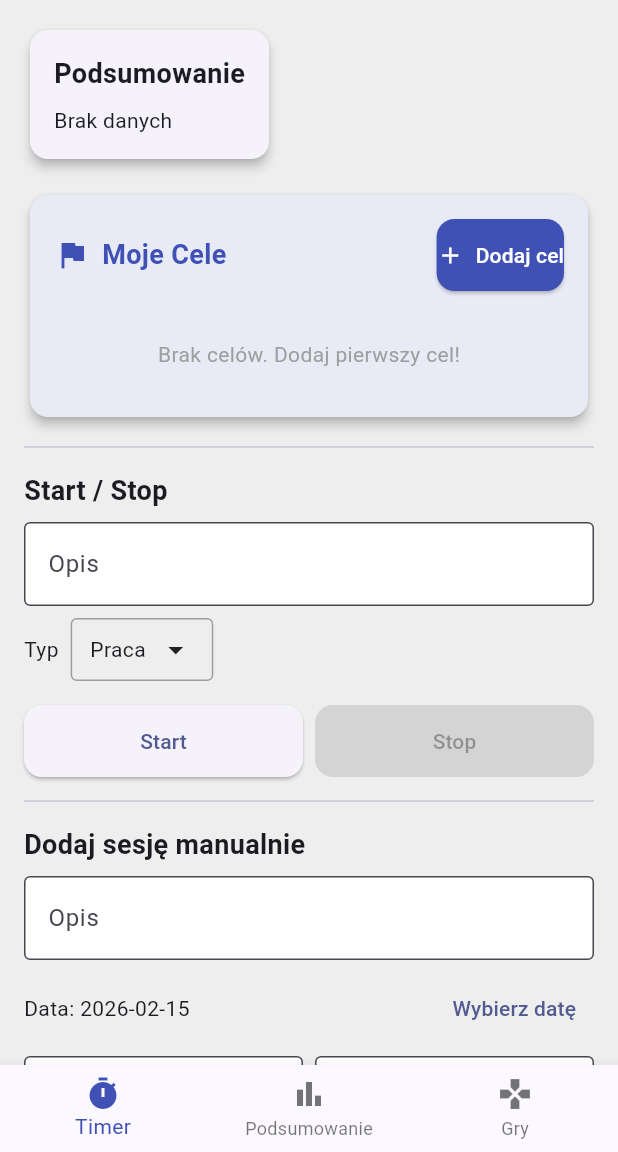
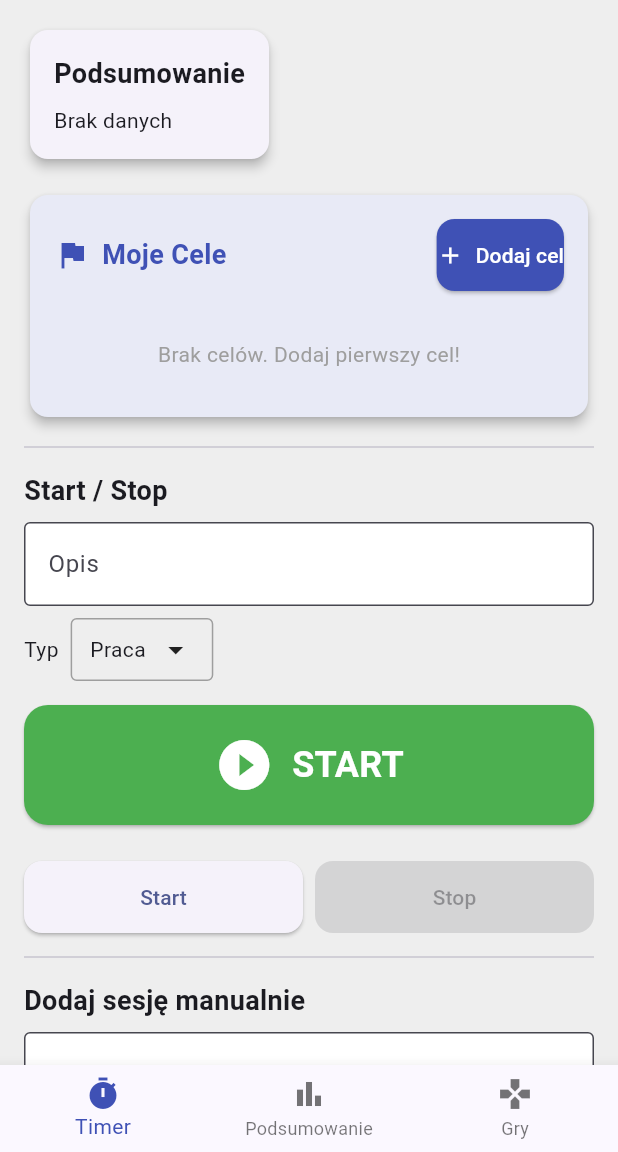
Before and after one commit to AppdeTenerifeparaTodos/work_timer_v3, a Flutter app: the screen it shows after launch, on a phone screen of 412 x 824 dp, the part 84-1236 px from its top. Run offline on Flutter 3.47's test engine with Material 3 defaults, Android fonts, the phone set to English and light mode, and no system bars; our stand-ins replace fl_chart, image_picker, share_plus, shared_preferences.

Commit message:
V4: Wielki przycisk START - pierwsze ulepszenie

```diff
--- a/lib/main.dart
+++ b/lib/main.dart
@@ -3504,8 +3504,47 @@ class _HomePageState extends State<HomePage> {
                       ),
                     ],
                   ),
-                  const SizedBox(height: 8),
+                  const SizedBox(height: 16),
+
+// 🟢 WIELKI PRZYCISK START
+                  if (_activeStartTime == null)
+                    Container(
+                      width: double.infinity,
+                      height: 80,
+                      margin: const EdgeInsets.only(bottom: 16),
+                      child: ElevatedButton(
+                        onPressed: () {
+                          setState(() {
+                            _activeStartTime = DateTime.now();
+                          });
+                          _saveActiveSession();
+                        },
+                        style: ElevatedButton.styleFrom(
+                          backgroundColor: Colors.green,
+                          foregroundColor: Colors.white,
+                          shape: RoundedRectangleBorder(
+                            borderRadius: BorderRadius.circular(16),
+                          ),
+                        ),
+                        child: Row(
+                          mainAxisAlignment: MainAxisAlignment.center,
+                          children: [
+                            const Icon(Icons.play_circle_filled, size: 40),
+                            const SizedBox(width: 12),
+                            Text(
+                              loc.translate('start_btn').toUpperCase(),
+                              style: const TextStyle(
+                                fontSize: 24,
+                                fontWeight: FontWeight.bold,
+                              ),
+                            ),
+                          ],
+                        ),
+                      ),
+                    ),
+
                   if (_activeStartTime != null)
+
                     Text(
                       '${loc.translate('running_since')}: '
                           '${_activeStartTime!.hour.toString().padLeft(2, '0')}:'
--- a/pubspec.yaml
+++ b/pubspec.yaml
@@ -1,4 +1,4 @@
-name: work_timer_v3
+name: work_timer_v4
 description: "Track your time, achieve your goals. Productivity timer with statistics and goal tracking."
 publish_to: 'none'
 
```
